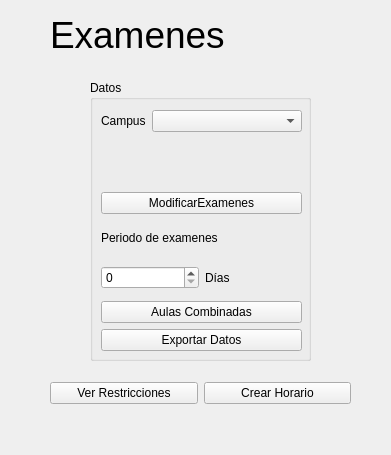
Old version of the form Aplicacion/interfaces/Ui/exams.ui in the repository nestorgranado/URJC-TFG-Aplicacion-para-la-gestion-de-horarios-y-examenes-en-la-universidad.
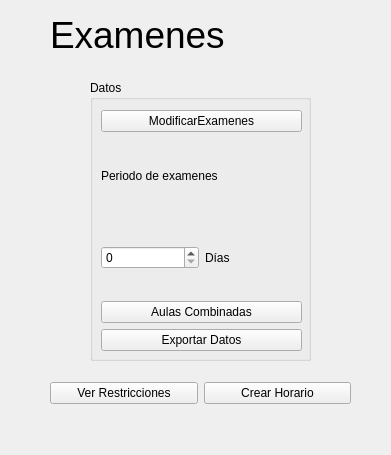
New version of the form.

Diff of the .ui file:
```diff
--- a/Aplicacion/interfaces/Ui/exams.ui
+++ b/Aplicacion/interfaces/Ui/exams.ui
@@ -43,7 +43,7 @@
    <property name="title">
     <string>Datos</string>
    </property>
-   <widget class="QWidget" name="">
+   <widget class="QWidget" name="layoutWidget">
     <property name="geometry">
      <rect>
       <x>11</x>
@@ -53,20 +53,6 @@
      </rect>
     </property>
     <layout class="QVBoxLayout" name="verticalLayout_2">
-     <item>
-      <layout class="QFormLayout" name="formLayout">
-       <item row="0" column="0">
-        <widget class="QLabel" name="campus">
-         <property name="text">
-          <string>Campus</string>
-         </property>
-        </widget>
-       </item>
-       <item row="0" column="1">
-        <widget class="QComboBox" name="campusText"/>
-       </item>
-      </layout>
-     </item>
      <item>
       <widget class="QPushButton" name="modificar">
        <property name="text">
```
